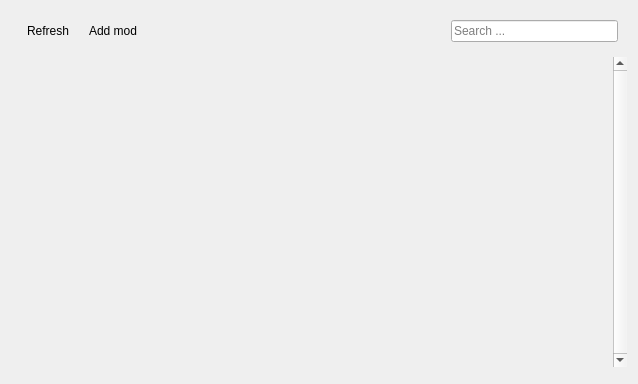
Old version of the form src/modmanagerwidget.ui in the repository kriana/SilVerPLuM.
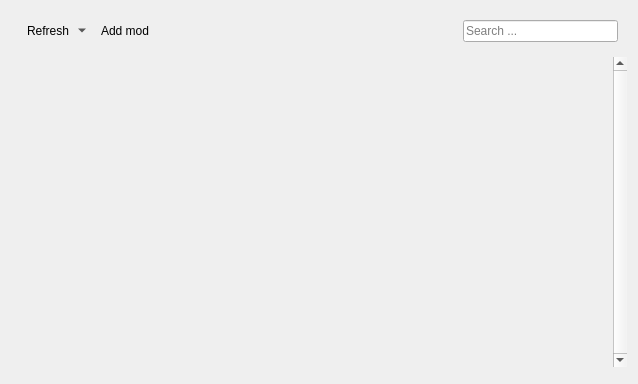
New version of the form. Icons and pictures are not drawn. Custom widgets are drawn as their Qt base class.

```diff
--- a/src/modmanagerwidget.ui
+++ b/src/modmanagerwidget.ui
@@ -35,6 +35,9 @@
          <iconset theme="view-refresh">
           <normaloff>.</normaloff>.</iconset>
         </property>
+        <property name="popupMode">
+         <enum>QToolButton::MenuButtonPopup</enum>
+        </property>
         <property name="toolButtonStyle">
          <enum>Qt::ToolButtonTextBesideIcon</enum>
         </property>
```
Left out of the diff: 11 changed lines with no effect on the pictures.
